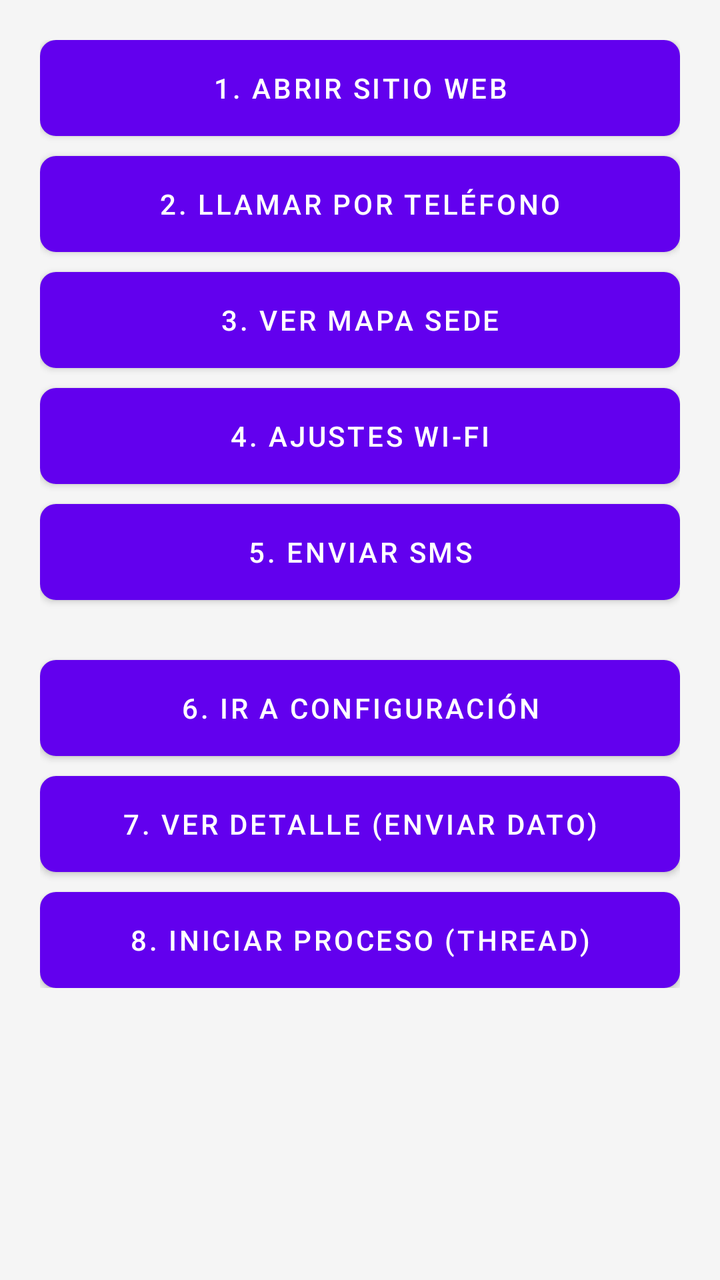
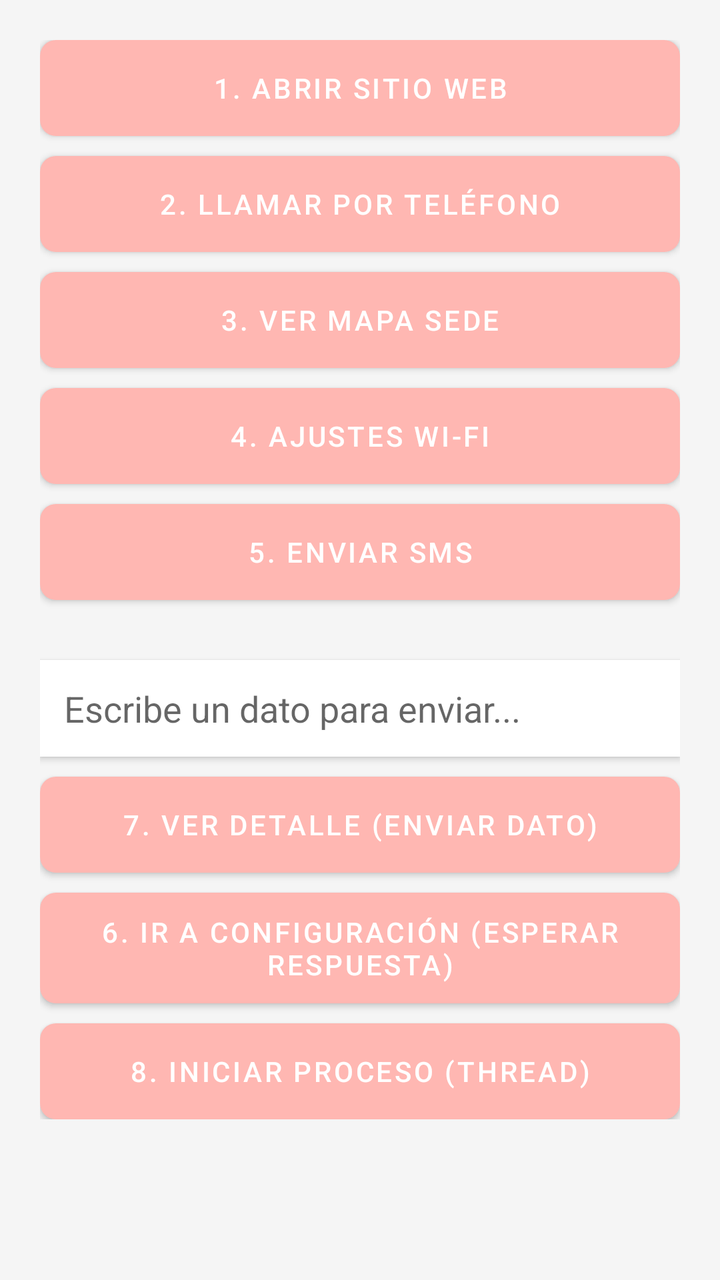

An Android layout rendered at two revisions. The XML below is the earlier revision; the diff shows what the commit changed to produce the second picture.
<!-- AndroidManifest.xml: application theme Theme.AppPrototipo2 -->
<!-- res/layout/activity_main.xml -->
<?xml version="1.0" encoding="utf-8"?>
<ScrollView android:background="@color/colorFondo" android:layout_height="match_parent" android:layout_width="match_parent" xmlns:android="http://schemas.android.com/apk/res/android">

    <LinearLayout android:gravity="center" android:layout_height="wrap_content" android:layout_width="match_parent" android:orientation="vertical" android:padding="20dp">

        
        <Button android:background="@drawable/bg_boton" android:layout_height="wrap_content" android:layout_marginBottom="10dp" android:layout_width="match_parent" android:onClick="abrirWeb" android:text="@string/btn_web" android:textColor="@color/colorTextoBoton"/>
        <Button android:background="@drawable/bg_boton" android:layout_height="wrap_content" android:layout_marginBottom="10dp" android:layout_width="match_parent" android:onClick="llamar" android:text="@string/btn_llamar" android:textColor="@color/colorTextoBoton"/>
        <Button android:background="@drawable/bg_boton" android:layout_height="wrap_content" android:layout_marginBottom="10dp" android:layout_width="match_parent" android:onClick="abrirMapa" android:text="@string/btn_mapa" android:textColor="@color/colorTextoBoton"/>
        <Button android:background="@drawable/bg_boton" android:layout_height="wrap_content" android:layout_marginBottom="10dp" android:layout_width="match_parent" android:onClick="abrirAjustes" android:text="@string/btn_wifi" android:textColor="@color/colorTextoBoton"/>
        <Button android:background="@drawable/bg_boton" android:layout_height="wrap_content" android:layout_marginBottom="30dp" android:layout_width="match_parent" android:onClick="enviarSMS" android:text="@string/btn_sms" android:textColor="@color/colorTextoBoton"/>

        
        <Button android:background="@drawable/bg_boton" android:layout_height="wrap_content" android:layout_marginBottom="10dp" android:layout_width="match_parent" android:onClick="irConfig" android:text="@string/btn_config" android:textColor="@color/colorTextoBoton"/>
        <Button android:background="@drawable/bg_boton" android:layout_height="wrap_content" android:layout_marginBottom="10dp" android:layout_width="match_parent" android:onClick="irDetalle" android:text="@string/btn_detalle" android:textColor="@color/colorTextoBoton"/>
        <Button android:background="@drawable/bg_boton" android:layout_height="wrap_content" android:layout_width="match_parent" android:onClick="irThread" android:text="@string/btn_thread" android:textColor="@color/colorTextoBoton"/>

    </LinearLayout>
</ScrollView>
<!-- resources referenced by this layout -->
<resources>
  <color name="colorFondo">#F5F5F5</color>
  <color name="colorTextoBoton">#FFFFFF</color>
  <!-- drawable bg_boton (drawable) -->
  <?xml version="1.0" encoding="utf-8"?>
  <shape xmlns:android="http://schemas.android.com/apk/res/android" android:shape="rectangle">
      <solid android:color="@color/colorPrimary" />
      <corners android:radius="8dp" />
  </shape>
  <string name="btn_config">6. Ir a Configuración</string>
  <string name="btn_detalle">7. Ver Detalle (Enviar Dato)</string>
  <string name="btn_llamar">2. Llamar por Teléfono</string>
  <string name="btn_mapa">3. Ver Mapa Sede</string>
  <string name="btn_sms">5. Enviar SMS</string>
  <string name="btn_thread">8. Iniciar Proceso (Thread)</string>
  <string name="btn_web">1. Abrir Sitio Web</string>
  <string name="btn_wifi">4. Ajustes Wi-Fi</string>
  <style name="Theme.AppPrototipo2" parent="Theme.MaterialComponents.DayNight.DarkActionBar">
          
          <item name="colorPrimary">@color/purple_500</item>
          <item name="colorPrimaryVariant">@color/purple_700</item>
          <item name="colorOnPrimary">@color/white</item>
          
          <item name="colorSecondary">@color/teal_200</item>
          <item name="colorSecondaryVariant">@color/teal_700</item>
          <item name="colorOnSecondary">@color/black</item>
          
          <item name="android:statusBarColor">?attr/colorPrimaryVariant</item>
          
      </style>
  <color name="colorPrimary">#0056B3</color>
  <color name="purple_500">#FF6200EE</color>
  <color name="purple_700">#FF3700B3</color>
  <color name="white">#FFFFFFFF</color>
  <color name="teal_200">#FF03DAC5</color>
  <color name="teal_700">#FF018786</color>
  <color name="black">#FF000000</color>
</resources>

<!-- the commit's change to res/layout/activity_main.xml (unified diff, before → after) -->
@@ -1,19 +1,38 @@
 <?xml version="1.0" encoding="utf-8"?>
-<ScrollView android:background="@color/colorFondo" android:layout_height="match_parent" android:layout_width="match_parent" xmlns:android="http://schemas.android.com/apk/res/android">
+<ScrollView xmlns:android="http://schemas.android.com/apk/res/android"
+    android:layout_width="match_parent"
+    android:layout_height="match_parent"
+    android:background="#F5F5F5">
 
-    <LinearLayout android:gravity="center" android:layout_height="wrap_content" android:layout_width="match_parent" android:orientation="vertical" android:padding="20dp">
+    <LinearLayout
+        android:layout_width="match_parent"
+        android:layout_height="wrap_content"
+        android:orientation="vertical"
+        android:padding="20dp"
+        android:gravity="center">
 
         
-        <Button android:background="@drawable/bg_boton" android:layout_height="wrap_content" android:layout_marginBottom="10dp" android:layout_width="match_parent" android:onClick="abrirWeb" android:text="@string/btn_web" android:textColor="@color/colorTextoBoton"/>
-        <Button android:background="@drawable/bg_boton" android:layout_height="wrap_content" android:layout_marginBottom="10dp" android:layout_width="match_parent" android:onClick="llamar" android:text="@string/btn_llamar" android:textColor="@color/colorTextoBoton"/>
-        <Button android:background="@drawable/bg_boton" android:layout_height="wrap_content" android:layout_marginBottom="10dp" android:layout_width="match_parent" android:onClick="abrirMapa" android:text="@string/btn_mapa" android:textColor="@color/colorTextoBoton"/>
-        <Button android:background="@drawable/bg_boton" android:layout_height="wrap_content" android:layout_marginBottom="10dp" android:layout_width="match_parent" android:onClick="abrirAjustes" android:text="@string/btn_wifi" android:textColor="@color/colorTextoBoton"/>
-        <Button android:background="@drawable/bg_boton" android:layout_height="wrap_content" android:layout_marginBottom="30dp" android:layout_width="match_parent" android:onClick="enviarSMS" android:text="@string/btn_sms" android:textColor="@color/colorTextoBoton"/>
+        <Button android:layout_width="match_parent" android:layout_height="wrap_content" android:layout_marginBottom="10dp" android:background="@drawable/bg_boton" android:textColor="#FFFFFF" android:onClick="abrirWeb" android:text="@string/btn_web" />
+        <Button android:layout_width="match_parent" android:layout_height="wrap_content" android:layout_marginBottom="10dp" android:background="@drawable/bg_boton" android:textColor="#FFFFFF" android:onClick="llamar" android:text="@string/btn_llamar" />
+        <Button android:layout_width="match_parent" android:layout_height="wrap_content" android:layout_marginBottom="10dp" android:background="@drawable/bg_boton" android:textColor="#FFFFFF" android:onClick="abrirMapa" android:text="@string/btn_mapa" />
+        <Button android:layout_width="match_parent" android:layout_height="wrap_content" android:layout_marginBottom="10dp" android:background="@drawable/bg_boton" android:textColor="#FFFFFF" android:onClick="abrirAjustes" android:text="@string/btn_wifi" />
+        <Button android:layout_width="match_parent" android:layout_height="wrap_content" android:layout_marginBottom="30dp" android:background="@drawable/bg_boton" android:textColor="#FFFFFF" android:onClick="enviarSMS" android:text="@string/btn_sms" />
 
         
-        <Button android:background="@drawable/bg_boton" android:layout_height="wrap_content" android:layout_marginBottom="10dp" android:layout_width="match_parent" android:onClick="irConfig" android:text="@string/btn_config" android:textColor="@color/colorTextoBoton"/>
-        <Button android:background="@drawable/bg_boton" android:layout_height="wrap_content" android:layout_marginBottom="10dp" android:layout_width="match_parent" android:onClick="irDetalle" android:text="@string/btn_detalle" android:textColor="@color/colorTextoBoton"/>
-        <Button android:background="@drawable/bg_boton" android:layout_height="wrap_content" android:layout_width="match_parent" android:onClick="irThread" android:text="@string/btn_thread" android:textColor="@color/colorTextoBoton"/>
+        <EditText
+            android:id="@+id/etEntradaDato"
+            android:layout_width="match_parent"
+            android:layout_height="wrap_content"
+            android:hint="@string/hint_ingreso_dato"
+            android:layout_marginBottom="10dp"
+            android:background="#FFFFFF"
+            android:padding="12dp"
+            android:elevation="2dp"/>
+
+        
+        <Button android:layout_width="match_parent" android:layout_height="wrap_content" android:layout_marginBottom="10dp" android:background="@drawable/bg_boton" android:textColor="#FFFFFF" android:onClick="irDetalle" android:text="@string/btn_detalle" />
+        <Button android:layout_width="match_parent" android:layout_height="wrap_content" android:layout_marginBottom="10dp" android:background="@drawable/bg_boton" android:textColor="#FFFFFF" android:onClick="irConfig" android:text="@string/btn_config" />
+        <Button android:layout_width="match_parent" android:layout_height="wrap_content" android:background="@drawable/bg_boton" android:textColor="#FFFFFF" android:onClick="irThread" android:text="@string/btn_thread" />
 
     </LinearLayout>
 </ScrollView>
<!-- resource entries referenced after the edit -->
@@ -1,14 +1,15 @@
 <!-- resources referenced by this layout -->
 <resources>
-  <color name="colorFondo">#F5F5F5</color>
-  <color name="colorTextoBoton">#FFFFFF</color>
+  <color name="colorFondo">#FFFDFD</color>
+  <color name="colorTextoBoton">#4A4A4A</color>
   <!-- drawable bg_boton (drawable) -->
   <?xml version="1.0" encoding="utf-8"?>
   <shape xmlns:android="http://schemas.android.com/apk/res/android" android:shape="rectangle">
-      <solid android:color="@color/colorPrimary" />
+      <solid android:color="#0056B3" />
       <corners android:radius="8dp" />
+      <padding android:left="16dp" android:top="12dp" android:right="16dp" android:bottom="12dp" />
   </shape>
-  <string name="btn_config">6. Ir a Configuración</string>
+  <string name="btn_config">6. Ir a Configuración (Esperar Respuesta)</string>
   <string name="btn_detalle">7. Ver Detalle (Enviar Dato)</string>
   <string name="btn_llamar">2. Llamar por Teléfono</string>
   <string name="btn_mapa">3. Ver Mapa Sede</string>
@@ -16,25 +17,18 @@
   <string name="btn_thread">8. Iniciar Proceso (Thread)</string>
   <string name="btn_web">1. Abrir Sitio Web</string>
   <string name="btn_wifi">4. Ajustes Wi-Fi</string>
-  <style name="Theme.AppPrototipo2" parent="Theme.MaterialComponents.DayNight.DarkActionBar">
+  <string name="hint_ingreso_dato">Escribe un dato para enviar...</string>
+  <style name="Theme.AppPrototipo2" parent="Theme.MaterialComponents.DayNight.NoActionBar">
+  
           
-          <item name="colorPrimary">@color/purple_500</item>
-          <item name="colorPrimaryVariant">@color/purple_700</item>
-          <item name="colorOnPrimary">@color/white</item>
+          <item name="colorPrimary">@color/colorPrimary</item>
+          <item name="colorPrimaryVariant">@color/colorAccent</item>
+          <item name="colorOnPrimary">@color/colorTextoBoton</item>
+  
           
-          <item name="colorSecondary">@color/teal_200</item>
-          <item name="colorSecondaryVariant">@color/teal_700</item>
-          <item name="colorOnSecondary">@color/black</item>
-          
-          <item name="android:statusBarColor">?attr/colorPrimaryVariant</item>
-          
+          <item name="android:windowBackground">@color/colorFondo</item>
       </style>
-  <color name="colorPrimary">#0056B3</color>
-  <color name="purple_500">#FF6200EE</color>
-  <color name="purple_700">#FF3700B3</color>
-  <color name="white">#FFFFFFFF</color>
-  <color name="teal_200">#FF03DAC5</color>
-  <color name="teal_700">#FF018786</color>
-  <color name="black">#FF000000</color>
+  <color name="colorPrimary">#FFB7B2</color>
+  <color name="colorAccent">#E2F0CB</color>
 </resources>
 
